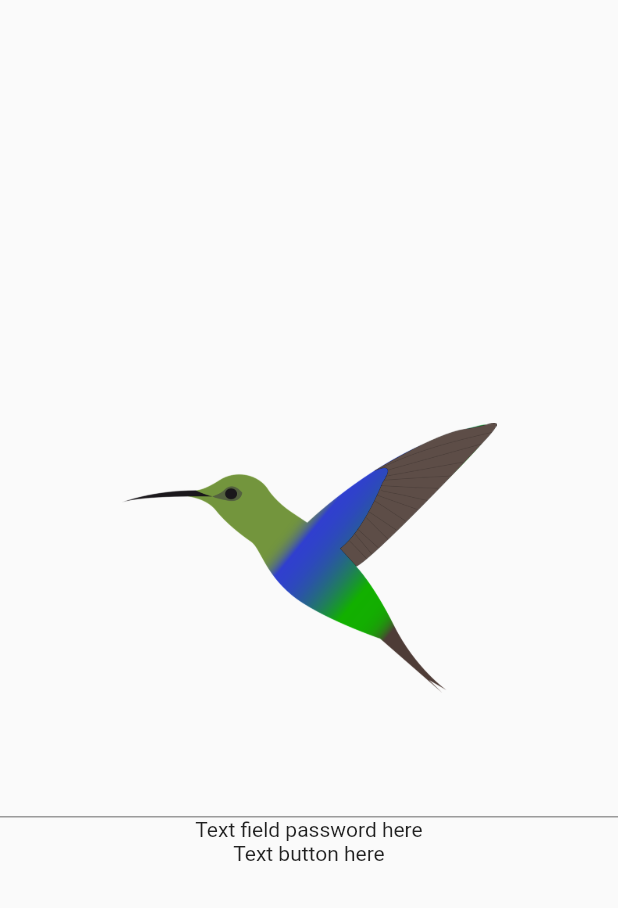
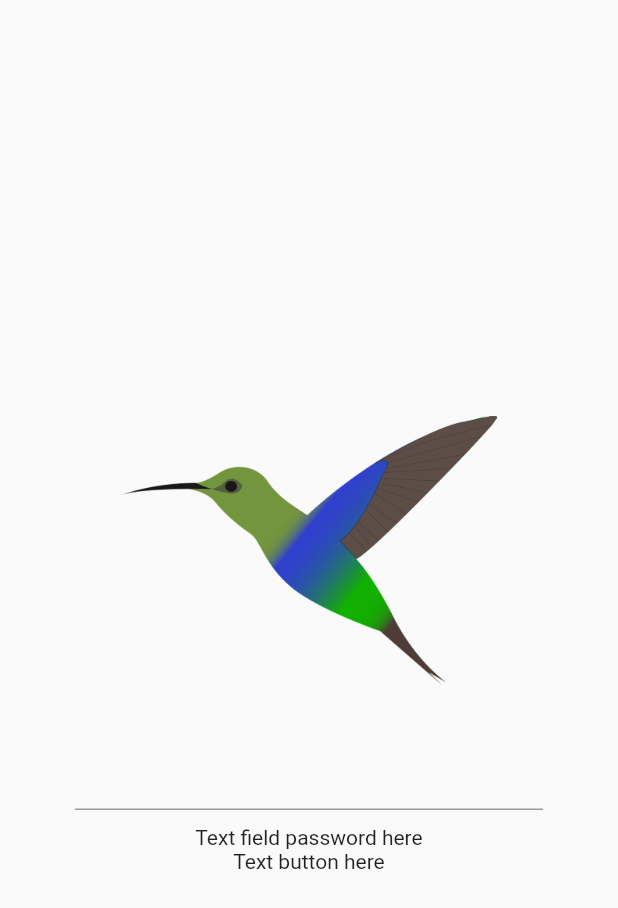
Before and after one commit to fede3mmanuel/flutter_complete_demo, a Flutter app: the screen it shows after launch, on a phone screen of 412 x 824 dp. Shown: the top 908 px of the screen. Run offline on Flutter 3.47's test engine with Material 2 defaults, Android fonts, the phone set to English and light mode, and no system bars.

Commit message:
added padding

```diff
--- a/lib/main.dart
+++ b/lib/main.dart
@@ -42,8 +42,15 @@ class _MyHomePageState extends State<MyHomePage> {
               height: 250,
               child: Image.asset('assets/bird.png'),
             ),
-            TextFormField(
+            Padding(
+              padding: EdgeInsets.only(
+                left: 50,
+                right: 50,
+                bottom: 10
+              ),
+              child: TextFormField(
               controller: _usernameController,
+            ),
             ),
             Text('Text field password here'),
             Text('Text button here'),
```
